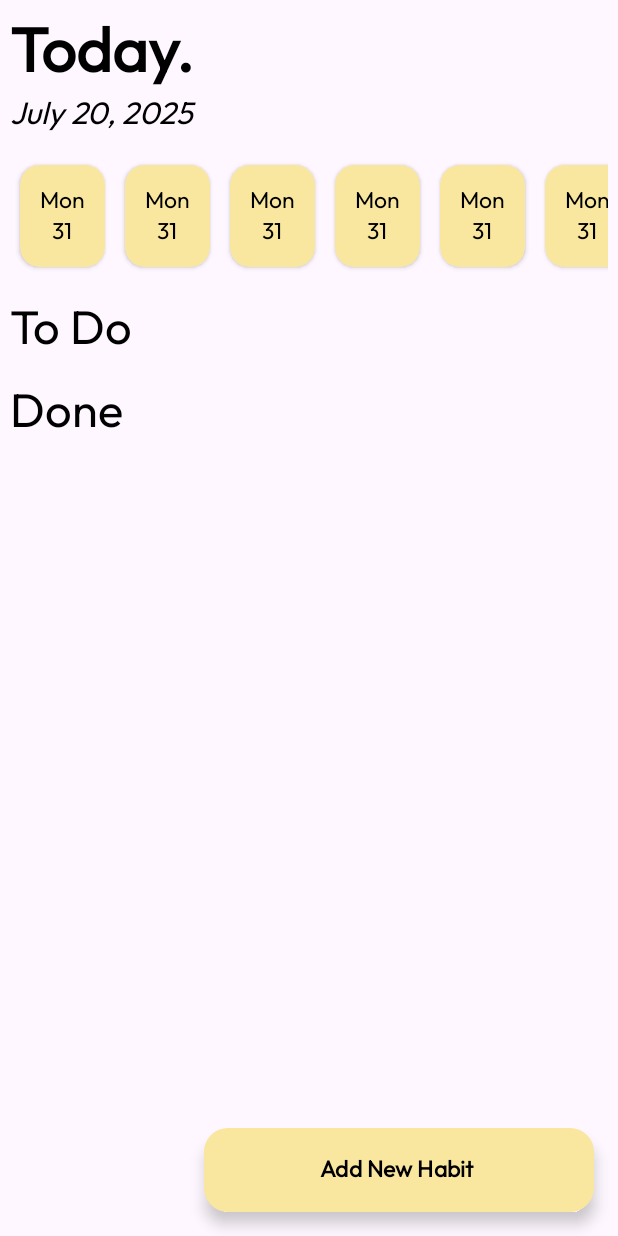
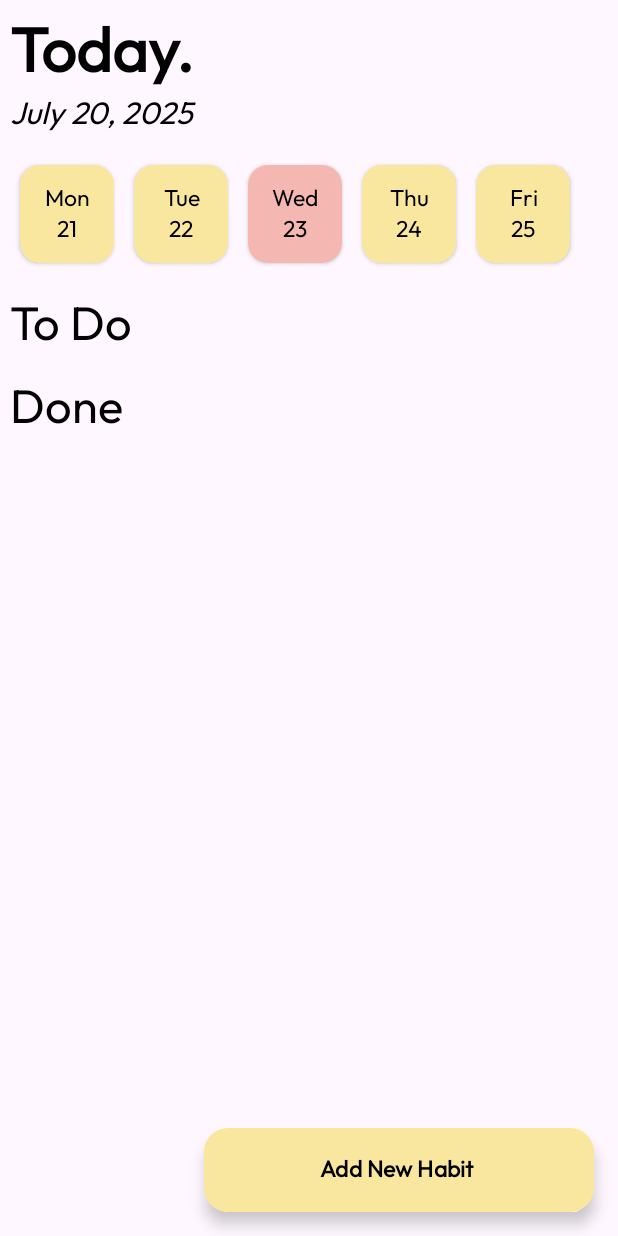
Before and after one commit to thepiyushapkaje/Habitly, an Android app: the screen it shows after launch (DashboardActivity), after a tap on "Continue", on a phone screen of 412 x 824 dp. Run offline under Robolectric (Android 15) with nearby library versions, the phone set to English and light mode, and no system bars; our stand-ins replace Room's generated code, sdp/ssp sizes.

Commit message:
Added calendar for 5 days showcasing today's date.

```diff
--- /dev/null
+++ b/app/src/main/java/com/nextbigthing/habitly/AppCustom.kt
@@ -0,0 +1,31 @@
+package com.nextbigthing.habitly
+
+import java.text.SimpleDateFormat
+import java.util.Calendar
+import java.util.Locale
+
+object AppCustom {
+
+    internal fun generateCalendarDays(): List<CalendarDay> {
+        val calendar = Calendar.getInstance()
+        val today = calendar.clone() as Calendar
+
+        val result = mutableListOf<CalendarDay>()
+
+        calendar.add(Calendar.DAY_OF_MONTH, -2) // Go 2 days back
+
+        for (i in 0 until 5) {
+            val dayOfWeek = SimpleDateFormat("EEE", Locale.getDefault()).format(calendar.time) // Mon, Tue...
+            val dayOfMonth = SimpleDateFormat("dd", Locale.getDefault()).format(calendar.time) // 01, 02...
+
+            val isToday = calendar.get(Calendar.YEAR) == today.get(Calendar.YEAR) &&
+                    calendar.get(Calendar.DAY_OF_YEAR) == today.get(Calendar.DAY_OF_YEAR)
+
+            result.add(CalendarDay(dayOfWeek, dayOfMonth, isToday))
+
+            calendar.add(Calendar.DAY_OF_MONTH, 1)
+        }
+
+        return result
+    }
+}
--- /dev/null
+++ b/app/src/main/java/com/nextbigthing/habitly/CalendarDay.kt
@@ -0,0 +1,7 @@
+package com.nextbigthing.habitly
+
+data class CalendarDay(
+    val dayOfWeek: String,
+    val dayOfMonth: String,
+    val isToday: Boolean
+)
--- a/app/src/main/java/com/nextbigthing/habitly/adapter/CalendarAdapter.kt
+++ b/app/src/main/java/com/nextbigthing/habitly/adapter/CalendarAdapter.kt
@@ -1,16 +1,24 @@
 package com.nextbigthing.habitly.adapter
 
+import android.content.res.ColorStateList
+import android.graphics.Color
 import android.view.LayoutInflater
 import android.view.View
 import android.view.ViewGroup
+import android.widget.TextView
+import androidx.cardview.widget.CardView
+import androidx.core.content.ContextCompat
 import androidx.recyclerview.widget.RecyclerView
+import com.nextbigthing.habitly.CalendarDay
 import com.nextbigthing.habitly.R
 
-class CalendarAdapter : RecyclerView.Adapter<CalendarAdapter.CalendarViewHolder>() {
+class CalendarAdapter(val days: List<CalendarDay>) : RecyclerView.Adapter<CalendarAdapter.CalendarViewHolder>() {
 
 
     inner class CalendarViewHolder(itemView: View) : RecyclerView.ViewHolder(itemView) {
-
+        val dayText: TextView = itemView.findViewById(R.id.textView6)
+        val dateText: TextView = itemView.findViewById(R.id.textView7)
+        val cardView: CardView = itemView.findViewById(R.id.calendarCard)
     }
 
     override fun onCreateViewHolder(parent: ViewGroup, viewType: Int): CalendarViewHolder {
@@ -20,7 +28,16 @@ class CalendarAdapter : RecyclerView.Adapter<CalendarAdapter.CalendarViewHolder>
     }
 
     override fun onBindViewHolder(holder: CalendarViewHolder, position: Int) {
+        val item = days[position]
+        holder.dayText.text = item.dayOfWeek
+        holder.dateText.text = item.dayOfMonth
+
+        if (item.isToday) {
+            holder.cardView.backgroundTintList = ColorStateList.valueOf(ContextCompat.getColor(holder.itemView.context, R.color.powder_red))
+        } else {
+            holder.cardView.backgroundTintList = ColorStateList.valueOf(ContextCompat.getColor(holder.itemView.context, R.color.yellow))
+        }
     }
 
-    override fun getItemCount(): Int = 7
+    override fun getItemCount(): Int = days.size
 }
--- a/app/src/main/java/com/nextbigthing/habitly/ui/DashboardActivity.kt
+++ b/app/src/main/java/com/nextbigthing/habitly/ui/DashboardActivity.kt
@@ -12,6 +12,7 @@ import androidx.core.view.WindowInsetsCompat
 import androidx.lifecycle.ViewModelProvider
 import androidx.lifecycle.lifecycleScope
 import androidx.recyclerview.widget.LinearLayoutManager
+import com.nextbigthing.habitly.AppCustom
 import com.nextbigthing.habitly.DashboardViewModel
 import com.nextbigthing.habitly.R
 import com.nextbigthing.habitly.adapter.CalendarAdapter
@@ -78,7 +79,7 @@ class DashboardActivity : AppCompatActivity() {
 
         binding.todoRecyclerView.adapter = todoAdapter
         binding.doneRecyclerView.adapter = doneAdapter
-        binding.dateRecyclerView.adapter = CalendarAdapter()
+        binding.dateRecyclerView.adapter = CalendarAdapter(AppCustom.generateCalendarDays())
     }
 
     private fun handleClickEvents() {
--- a/app/src/main/res/layout/item_view_calender.xml
+++ b/app/src/main/res/layout/item_view_calender.xml
@@ -5,13 +5,14 @@
     android:layout_height="wrap_content"
     android:backgroundTint="@color/yellow"
     android:layout_margin="@dimen/_5sdp"
+    android:id="@+id/calendarCard"
     app:cardCornerRadius="@dimen/_10sdp">
 
     <LinearLayout
-        android:layout_width="match_parent"
-        android:layout_height="match_parent"
-        android:orientation="vertical"
-        android:padding="@dimen/_10sdp">
+        android:layout_width="@dimen/_48sdp"
+        android:layout_height="@dimen/_50sdp"
+        android:gravity="center"
+        android:orientation="vertical">
 
         <TextView
             android:id="@+id/textView6"
--- a/app/src/main/res/values/colors.xml
+++ b/app/src/main/res/values/colors.xml
@@ -4,4 +4,5 @@
     <color name="white">#FFFFFFFF</color>
     <color name="yellow">#f9e79f</color>
     <color name="powder_blue">#aed6f1</color>
+    <color name="powder_red">#f5b7b1</color>
 </resources>
```
